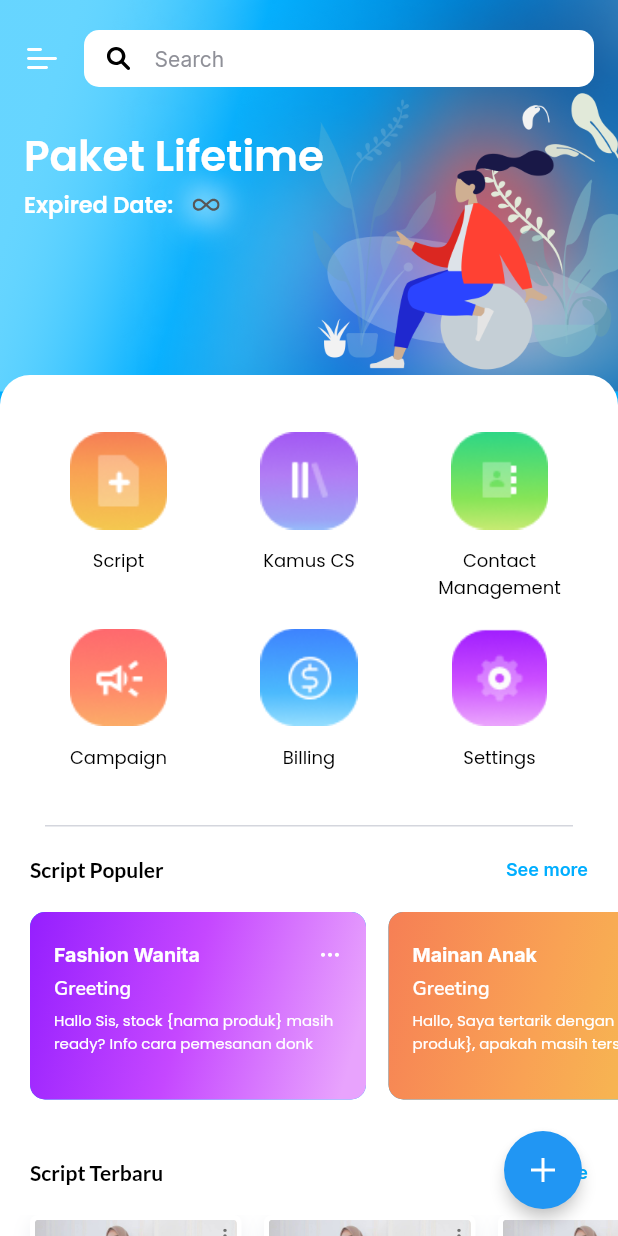
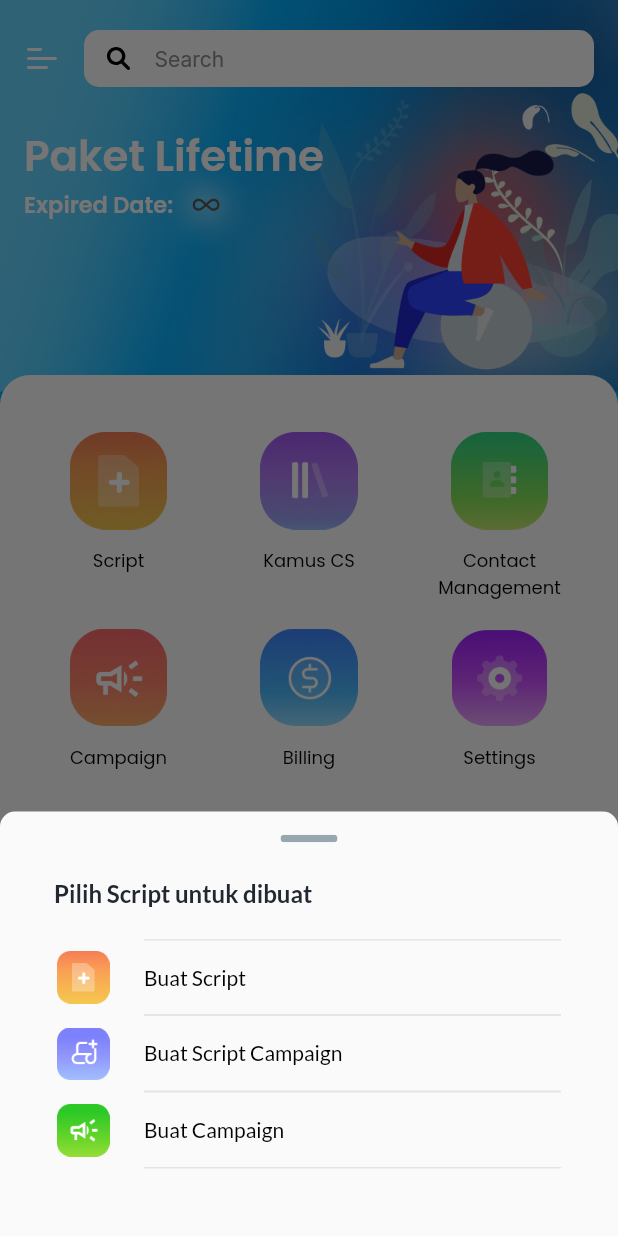
Before and after one commit to ezizull/StartADS, a Flutter app: the screen it shows after launch, after a tap on an icon or button, on a phone screen of 412 x 824 dp. Run offline on Flutter 3.47's test engine with Material 2 defaults, Android fonts, the light colour scheme and no system bars; our stand-ins replace bloc, equatable, flutter_bloc, flutter_dotenv, flutter_svg, google_fonts; statements that could not run were skipped.

Commit message:
ADD: bottom dialog

```diff
--- a/lib/ui/screens/article/article_screen.dart
+++ b/lib/ui/screens/article/article_screen.dart
@@ -98,7 +98,7 @@ class _ArticleScreenState extends State<ArticleScreen> {
                                       children: [
                                         Container(
                                           height: showTop ? 560 : 760,
-                                          color: AppColor.grey_777C7E,
+                                          color: AppColor.white_D4D6DD,
                                           padding: const EdgeInsets.only(
                                             bottom: 80,
                                           ),
--- a/lib/ui/screens/dashboard/component/dashboard_banner.dart
+++ b/lib/ui/screens/dashboard/component/dashboard_banner.dart
@@ -4,6 +4,7 @@ import 'package:flutter/material.dart';
 import 'package:startercode_project/utils/colors.dart' as AppColor;
 import 'package:startercode_project/utils/typography.dart' as AppText;
 import 'package:startercode_project/utils/icons.dart' as AppIcon;
+import 'package:startercode_project/utils/images.dart' as AppImage;
 
 class DashboardBanner extends StatelessWidget {
   const DashboardBanner({
@@ -28,7 +29,7 @@ class DashboardBanner extends StatelessWidget {
               child: SizedBox(
                 width: 367,
                 child: Image.asset(
-                  "assets/images/dashboard/dashboard_bg_girl.png",
+                  AppImage.dashboard_bg_girl,
                 ),
               ),
             ),
@@ -38,8 +39,7 @@ class DashboardBanner extends StatelessWidget {
               child: SizedBox(
                   width: 218,
                   height: 201,
-                  child: Image.asset(
-                      "assets/images/dashboard/dashboard_girl.png")),
+                  child: Image.asset(AppImage.dashboard_girl)),
             ),
             Container(
               padding: const EdgeInsets.symmetric(horizontal: 16, vertical: 20),
--- a/lib/ui/screens/dashboard/component/dashboard_icons_menu.dart
+++ b/lib/ui/screens/dashboard/component/dashboard_icons_menu.dart
@@ -1,5 +1,6 @@
 import 'package:flutter/material.dart';
 import 'package:startercode_project/utils/typography.dart' as AppText;
+import 'package:startercode_project/utils/images.dart' as AppImage;
 
 class DashboardIconsMenu extends StatelessWidget {
   const DashboardIconsMenu({
@@ -34,7 +35,7 @@ class DashboardIconsMenu extends StatelessWidget {
                         SizedBox(
                           height: 65,
                           child: Image.asset(
-                            "assets/icons/dashboard/script_icon.png",
+                            AppImage.script_icon,
                             fit: BoxFit.cover,
                           ),
                         ),
@@ -62,7 +63,7 @@ class DashboardIconsMenu extends StatelessWidget {
                         SizedBox(
                           height: 65,
                           child: Image.asset(
-                            "assets/icons/dashboard/kamus_icon.png",
+                            AppImage.kamus_icon,
                             fit: BoxFit.cover,
                           ),
                         ),
@@ -90,7 +91,7 @@ class DashboardIconsMenu extends StatelessWidget {
                         SizedBox(
                           height: 65,
                           child: Image.asset(
-                            "assets/icons/dashboard/contact_management_icon.png",
+                            AppImage.contact_management_icon,
                             fit: BoxFit.cover,
                           ),
                         ),
@@ -128,7 +129,7 @@ class DashboardIconsMenu extends StatelessWidget {
                         SizedBox(
                           height: 65,
                           child: Image.asset(
-                            "assets/icons/dashboard/campaign_icon.png",
+                            AppImage.campaign_icon,
                             fit: BoxFit.cover,
                           ),
                         ),
@@ -156,7 +157,7 @@ class DashboardIconsMenu extends StatelessWidget {
                         SizedBox(
                           height: 65,
                           child: Image.asset(
-                            "assets/icons/dashboard/billing_icon.png",
+                            AppImage.billing_icon,
                             fit: BoxFit.cover,
                           ),
                         ),
@@ -184,7 +185,7 @@ class DashboardIconsMenu extends StatelessWidget {
                         SizedBox(
                           height: 65,
                           child: Image.asset(
-                            "assets/icons/dashboard/settings_icon.png",
+                            AppImage.settings_icon,
                             fit: BoxFit.cover,
                           ),
                         ),
--- a/lib/ui/screens/dashboard/dashboard_menu_screen.dart
+++ b/lib/ui/screens/dashboard/dashboard_menu_screen.dart
@@ -1,4 +1,4 @@
-// ignore_for_file: unused_field
+// ignore_for_file: unused_field, non_constant_identifier_names
 
 import 'dart:ui';
 
@@ -14,6 +14,8 @@ import 'package:startercode_project/ui/widgets/widgets.dart';
 import 'package:startercode_project/utils/colors.dart' as AppColor;
 import 'package:startercode_project/utils/icons.dart' as AppIcon;
 import 'package:startercode_project/utils/typography.dart' as AppText;
+import 'package:startercode_project/utils/images.dart' as AppImage;
+import 'package:startercode_project/utils/extensions.dart' as AppExt;
 
 class DashboardMenuScreen extends StatefulWidget {
   const DashboardMenuScreen({Key? key}) : super(key: key);
@@ -53,50 +55,154 @@ class _DashboardMenuScreenState extends State<DashboardMenuScreen> {
         ],
         child: Scaffold(
           backgroundColor: AppColor.blue_00AEFF,
+          floatingActionButton: AddScriptButton(),
           body: BlocBuilder(
             bloc: _fetchScriptsCubit,
-              builder: (context, state) => state is FetchScriptsLoading
-                  ? const Center(child: CircularProgressIndicator())
-                  : state is FetchScriptsFailure
-                      ? const Center(child: Text("terjadi kesalahan"))
-                      : state is FetchScriptsSuccess
-                          ? Stack(
+            builder: (context, state) {
+              if (state is FetchScriptsSuccess) {
+                return Stack(
                   children: [
                     /* dashboard banner */
                     const DashboardBanner(),
 
                     /* dashboard component */
                     DashboardComponent(state),
-
-                                /* ADD script button */
-                                Positioned(
-                                  right: 18,
-                                  bottom: 18,
-                                  child: ElevatedButton(
-                                    onPressed: (() =>
-                                        debugPrint('clicked ctreate script')),
-                                    child: SizedBox(
-                                      height: 16,
-                                      child: AppIcon.dashboard_plus_icon,
+                  ],
+                );
+              }
+              return const SizedBox.shrink();
+            },
           ),
-                                    style: ElevatedButton.styleFrom(
-                                      shape: const CircleBorder(),
-                                      padding: const EdgeInsets.all(18),
-                                      shadowColor: AppColor.black_272727
-                                          .withOpacity(0.5),
-                                      elevation: 4,
-                                    ),
-                                  ),
-                                )
-                              ],
-                            )
-                          : const SizedBox.shrink()),
         ),
       ),
     );
   }
 
-  // ignore: non_constant_identifier_names
+  /* Add Script Button */
+  Widget AddScriptButton() {
+    return FloatingActionButton(
+      onPressed: (() => showModalBottomSheet(
+            context: context,
+            shape: const RoundedRectangleBorder(
+                borderRadius: BorderRadius.vertical(top: Radius.circular(10))),
+            builder: (BuildContext context) {
+              return AddScriptDialog();
+            },
+          )),
+      elevation: 4,
+      child: SizedBox(
+        height: 16,
+        child: AppIcon.dashboard_plus_icon,
+      ),
+    );
+  }
+
+  /* Add Script Dialog */
+  Container AddScriptDialog() {
+    return Container(
+      height: 283,
+      padding: const EdgeInsets.symmetric(horizontal: 25),
+      child: Column(children: [
+        Container(
+          height: 6,
+          width: 38,
+          margin: const EdgeInsets.only(top: 15),
+          child: AppIcon.dashboard_bottom_dialog_put_icon,
+        ),
+        Container(
+          width: 340,
+          height: 193,
+          margin: const EdgeInsets.only(top: 24, bottom: 30),
+          child: Column(
+            mainAxisAlignment: MainAxisAlignment.spaceBetween,
+            crossAxisAlignment: CrossAxisAlignment.start,
+            children: [
+              Text('Pilih Script untuk dibuat', style: AppText.Lato16w7_black),
+              SizedBox(
+                height: 153,
+                child: Column(children: [
+                  /* Buat Script */
+                  ScriptToCreated(
+                    text: 'Buat Script',
+                    action: () => (debugPrint('clicked: Buat Script')),
+                    image: AppImage.buat_script_icon,
+                    top: true,
+                    bot: true,
+                  ),
+
+                  /* Buat Script Campaign */
+                  ScriptToCreated(
+                    text: 'Buat Script Campaign',
+                    action: () => (debugPrint('clicked: Buat Script Campaign')),
+                    image: AppImage.buat_script_campaign_icon,
+                    bot: true,
+                  ),
+
+                  /* Buat Campaign */
+                  ScriptToCreated(
+                    text: 'Buat Campaign',
+                    action: () => (debugPrint('clicked: Buat Campaign')),
+                    image: AppImage.buat_campaign_icon,
+                    bot: true,
+                  ),
+                ]),
+              )
+            ],
+          ),
+        )
+      ]),
+    );
+  }
+
+  /* Script To Be Created */
+  Widget ScriptToCreated({
+    required String text,
+    required String image,
+    Function? action,
+    bool top = false,
+    bool bot = false,
+  }) {
+    return GestureDetector(
+      onTap: () => (action != null ? action() : null),
+      child: SizedBox(
+        height: 51,
+        child: Row(children: [
+          Container(
+            height: 35,
+            margin: const EdgeInsets.only(
+              top: 8,
+              bottom: 8,
+              right: 23,
+              left: 2,
+            ),
+            child: Image.asset(image),
+          ),
+          Expanded(
+            child: Container(
+              height: 51,
+              margin: const EdgeInsets.only(right: 2),
+              child: Text(text, style: AppText.Lato14w5_black),
+              alignment: Alignment.centerLeft,
+              decoration: BoxDecoration(
+                border: Border(
+                  top: BorderSide(
+                    color: AppColor.grey_E5E5E5,
+                    width: top ? 1 : 0,
+                  ),
+                  bottom: BorderSide(
+                    color: AppColor.grey_E5E5E5,
+                    width: bot ? 1 : 0,
+                  ),
+                ),
+              ),
+            ),
+          )
+        ]),
+      ),
+    );
+  }
+
+  /* Dashboard Component */
   Widget DashboardComponent(FetchScriptsSuccess state) {
     return Positioned(
       top: 250,
--- a/lib/ui/widgets/widgets.dart
+++ b/lib/ui/widgets/widgets.dart
@@ -2,14 +2,14 @@ import 'package:flutter/material.dart';
 import 'package:startercode_project/utils/colors.dart' as AppColor;
 
 class AppDivider extends StatelessWidget {
-  const AppDivider({
-    Key? key,
-  }) : super(key: key);
+  const AppDivider({Key? key, this.height = 1}) : super(key: key);
+
+  final double height;
 
   @override
   Widget build(BuildContext context) {
     return Container(
-      height: 1,
+      height: height,
       color: AppColor.white_D4D6DD,
       margin: const EdgeInsets.symmetric(horizontal: 30),
     );
--- a/lib/utils/colors.dart
+++ b/lib/utils/colors.dart
@@ -71,14 +71,17 @@ const white_D4D6DD = Color(0xFFD4D6DD);
 // common
 const black = Color(0xFF000000);
 const black_212121 = Color(0xFF212121);
+const black_222831 = Color(0xFF222831);
 const black_272727 = Color(0xFF272727);
 const black_38476D = Color(0xFF38476D);
 const black_575757 = Color(0xFF575757);
 const black_6F6F6F = Color(0xFF6F6F6F);
+const black_98A6AE = Color(0xFF98A6AE);
 
 const grey_777C7E = Color(0xFF777C7E);
 const grey_8F9098 = Color(0xFF8F9098);
 const grey_E0E2E2 = Color(0xFFE0E2E2);
+const grey_E5E5E5 = Color(0xFFE5E5E5);
 
 const red_EB4F4D = Color(0xFFEB4F4D);
 const yellow_F3AF48 = Color(0xFFF3AF48);
--- a/lib/utils/icons.dart
+++ b/lib/utils/icons.dart
@@ -6,7 +6,7 @@ import 'package:startercode_project/utils/colors.dart' as AppColor;
 
 const String baseAssetURL = 'assets/icons/dashboard/';
 
-/* Dashboard Icon */
+/* Dashboard Banner */
 final Widget dashboard_infinite_icon = SvgPicture.asset(
   baseAssetURL + 'dashboard_infinite_icon.svg',
   color: AppColor.black_575757,
@@ -25,6 +25,7 @@ final Widget dashboard_avatar_icon = SvgPicture.asset(
   semanticsLabel: 'dashboard avatar icon',
 );
 
+/* Dashboard Script Popular */
 final Widget dashboard_script_horizontal_dots_icon = SvgPicture.asset(
   baseAssetURL + 'dashboard_script_horizontal_dots_icon.svg',
   color: AppColor.white,
@@ -37,8 +38,15 @@ final Widget dashboard_script_vertical_dots_icon = SvgPicture.asset(
   semanticsLabel: 'dashboard script vertical dots icon',
 );
 
+/* Dashboard ADD Script */
 final Widget dashboard_plus_icon = SvgPicture.asset(
   baseAssetURL + 'dashboard_plus_icon.svg',
   color: AppColor.white,
   semanticsLabel: 'dashboard plus icon',
 );
+
+final Widget dashboard_bottom_dialog_put_icon = SvgPicture.asset(
+  baseAssetURL + 'dashboard_bottom_dialog_put_icon.svg',
+  color: AppColor.black_98A6AE,
+  semanticsLabel: 'dashboard plus icon',
+);
--- a/lib/utils/images.dart
+++ b/lib/utils/images.dart
@@ -1,7 +1,23 @@
-// icon
 // ignore_for_file: constant_identifier_names
 
-const ic_allcategory = "assets/icons/...svg";
+/* Dashboard Image Banner */
+const baseDashboardBannerURL = "assets/images/dashboard/";
 
-// image
-const img_logo_placeholder = "assets/images/....jpg";
+const dashboard_girl = baseDashboardBannerURL + "dashboard_girl.png";
+const dashboard_bg_girl = baseDashboardBannerURL + "dashboard_bg_girl.png";
+
+/* Dashboard : Image Menu, ADD script */
+const baseDashboardMenuURL = "assets/icons/dashboard/";
+
+const contact_management_icon =
+    baseDashboardMenuURL + "contact_management_icon.png";
+const kamus_icon = baseDashboardMenuURL + "kamus_icon.png";
+const script_icon = baseDashboardMenuURL + "script_icon.png";
+const campaign_icon = baseDashboardMenuURL + "campaign_icon.png";
+const billing_icon = baseDashboardMenuURL + "billing_icon.png";
+const settings_icon = baseDashboardMenuURL + "settings_icon.png";
+
+const buat_script_icon = baseDashboardMenuURL + "buat_script_icon.png";
+const buat_script_campaign_icon =
+    baseDashboardMenuURL + "buat_script_campaign_icon.png";
+const buat_campaign_icon = baseDashboardMenuURL + "buat_campaign_icon.png";
--- a/lib/utils/typography.dart
+++ b/lib/utils/typography.dart
@@ -100,11 +100,25 @@ TextStyle Inter10w6_black2 = GoogleFonts.inter(
 ));
 
 // font Lato
+TextStyle Lato14w5_black = GoogleFonts.lato(
+    textStyle: const TextStyle(
+  fontSize: text14,
+  fontWeight: FontWeight.w500,
+  color: AppColor.black,
+));
+
 TextStyle Lato14w7_black = GoogleFonts.lato(
     textStyle: const TextStyle(
   fontSize: text14,
   fontWeight: FontWeight.w700,
   color: AppColor.black,
+));
+
+TextStyle Lato16w7_black = GoogleFonts.lato(
+    textStyle: const TextStyle(
+  fontSize: 16,
+  fontWeight: FontWeight.w700,
+  color: AppColor.black_222831,
 ));
 
 // font Nunito
```
Also changed, not shown: assets/icons/dashboard/billing_icon.png, assets/icons/dashboard/buat_campaign_icon.png (added), assets/icons/dashboard/buat_script_campaign_icon.png (added), assets/icons/dashboard/buat_script_icon.png (added), assets/icons/dashboard/campaign_icon.png, assets/icons/dashboard/contact_management_icon.png, assets/icons/dashboard/dashboard_bottom_dialog_put_icon.svg (added), assets/icons/dashboard/kamus_icon.png, assets/icons/dashboard/script_icon.png, assets/icons/dashboard/settings_icon.png, 1 other file. Lines whose indentation alone changed are shown as unchanged.
